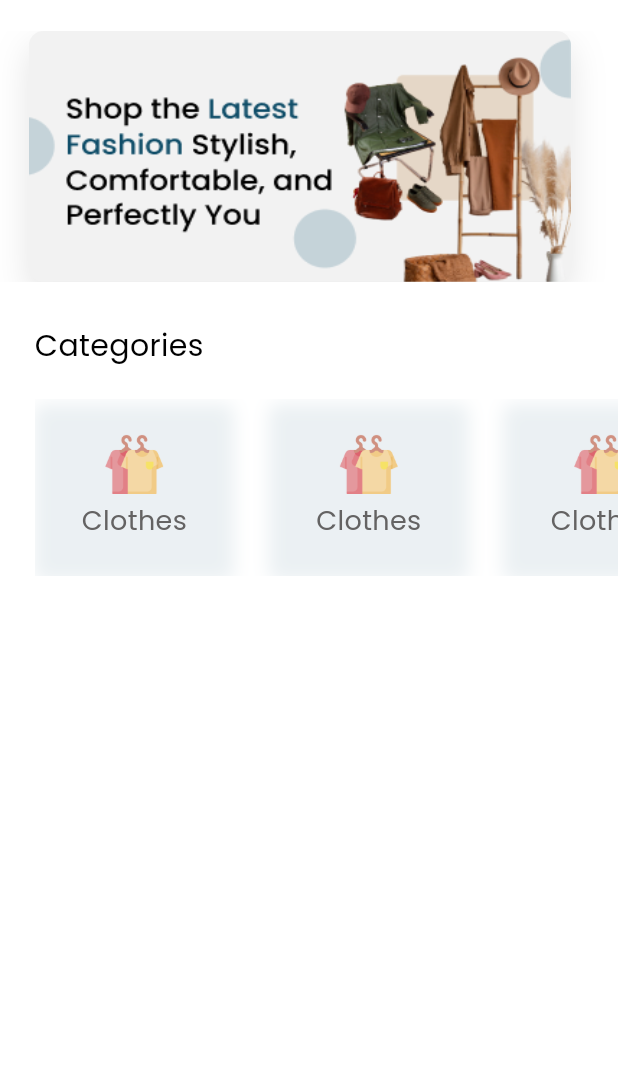
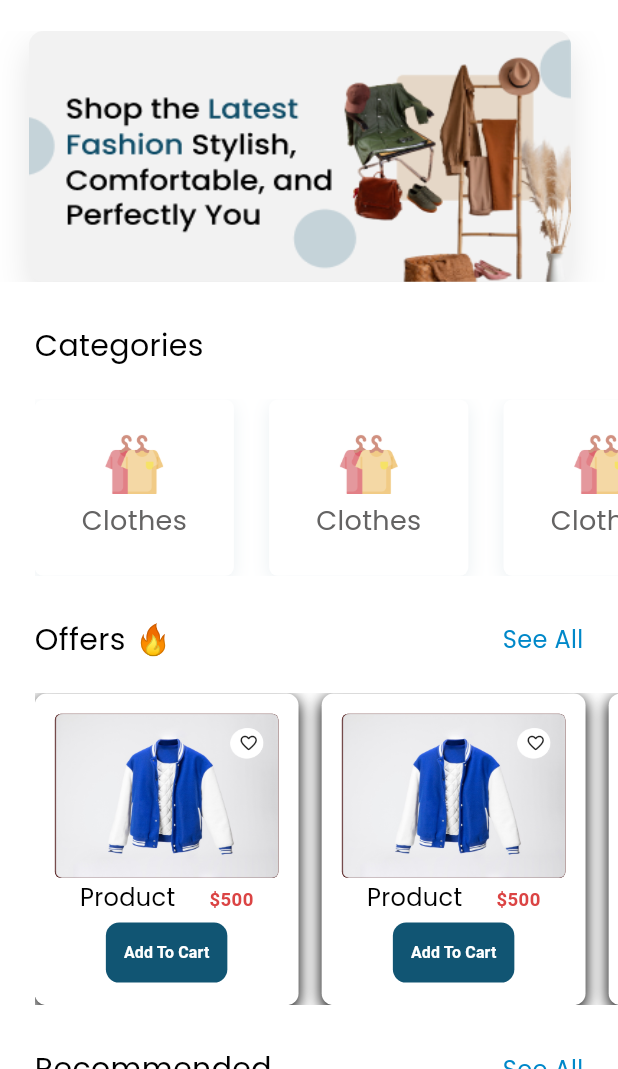
Before and after one commit to Omar20041223/G-Camp-e-commerce-app, a Flutter app: the screen it shows after launch, on a phone screen of 412 x 824 dp, the part 167-1236 px from its top. Run offline on Flutter 3.47's test engine with Material 3 defaults, Android fonts, the phone set to English and light mode, and no system bars; drawn by our look-alikes of carousel_slider; our stand-ins replace device_preview, flutter_animate, flutter_hooks, flutter_screenutil, flutter_svg, go_router and 1 more; project files that could hold a hidden picture were left out.

Commit message:
complete home view

```diff
--- a/lib/core/utils/app_styles.dart
+++ b/lib/core/utils/app_styles.dart
@@ -43,6 +43,10 @@ class AppStyles {
   );
   static final TextStyle w50020 = _w500.copyWith(
     fontSize: 20,
+    color: Colors.black,
+  );
+  static final TextStyle w50016 = _w500.copyWith(
+    fontSize: 16,
     color: Colors.black,
   );
 
--- a/lib/features/home/presentation/views/widgets/home_view_body.dart
+++ b/lib/features/home/presentation/views/widgets/home_view_body.dart
@@ -3,12 +3,14 @@ import 'package:flutter_screenutil/flutter_screenutil.dart';
 import 'package:luxira_app/features/home/presentation/views/widgets/home_view_app_bar.dart';
 import 'package:luxira_app/features/home/presentation/views/widgets/home_view_carousel_slider.dart';
 import 'package:luxira_app/features/home/presentation/views/widgets/home_view_categories.dart';
+import 'package:luxira_app/features/home/presentation/views/widgets/home_view_common_list_view.dart';
 class HomeViewBody extends StatelessWidget {
   const HomeViewBody({super.key});
 
   @override
   Widget build(BuildContext context) {
-    return Column(
+    return SingleChildScrollView(
+      child: Column(
         children: [
           24.verticalSpace,
           HomeViewAppBar(),
@@ -16,7 +18,16 @@ class HomeViewBody extends StatelessWidget {
           HomeViewCarouselSlider(),
           32.verticalSpace,
           HomeViewCategories(),
+          32.verticalSpace,
+          HomeViewCommonListView(title: "Offers 🔥",),
+          32.verticalSpace,
+          HomeViewCommonListView(title: 'Recommended',),
+          32.verticalSpace,
+          HomeViewCommonListView(title: 'Our products',),
+          32.verticalSpace,
+
         ],
+      ),
     );
   }
 }
--- a/lib/features/home/presentation/views/widgets/home_view_categories_item.dart
+++ b/lib/features/home/presentation/views/widgets/home_view_categories_item.dart
@@ -11,6 +11,7 @@ class HomeViewCategoriesItem extends StatelessWidget {
       width: 138.w,
       margin: EdgeInsets.only(right: 24.36.w),
       decoration: BoxDecoration(
+        color: Colors.white,
         borderRadius: BorderRadius.circular(6.5.r),
         boxShadow: [
            BoxShadow(
--- /dev/null
+++ b/lib/features/home/presentation/views/widgets/home_view_common_item.dart
@@ -0,0 +1,72 @@
+import 'package:flutter/material.dart';
+import 'package:flutter_screenutil/flutter_screenutil.dart';
+import 'package:luxira_app/core/utils/app_styles.dart';
+import 'package:luxira_app/core/widgets/custom_button.dart';
+
+class HomeViewCommonItem extends StatelessWidget {
+  const HomeViewCommonItem({super.key});
+
+  @override
+  Widget build(BuildContext context) {
+    return Container(
+      padding: EdgeInsets.all(13.46),
+      margin: EdgeInsets.only(right: 16.w),
+      decoration: BoxDecoration(
+          color: Colors.white,
+          borderRadius: BorderRadius.circular(9.r),
+          boxShadow: [
+            BoxShadow(
+                offset: Offset(0, 3.37), blurRadius: 8.08, color: Colors.black.withValues(alpha: 200))
+          ]),
+      child: Column(
+        children: [
+          Container(
+              width: 154.8.w,
+              height: 123.84.h,
+              decoration: BoxDecoration(
+                  color: Color(0xff480D0D),
+                  borderRadius: BorderRadius.circular(4.5.r),
+                  image: DecorationImage(
+                      image: AssetImage("assets/images/offers_image.png"),
+                      fit: BoxFit.fill)),
+              child: Padding(
+                padding: EdgeInsets.only(top: 11.0.h,right: 10.5.w),
+                child: Align(
+                  alignment: Alignment.topRight,
+                  child: Container(
+                    width: 22.r,
+                    height: 22.r,
+                    decoration: BoxDecoration(
+                        color: Colors.white, shape: BoxShape.circle),
+                    child: Icon(Icons.favorite_outline_rounded,size: 15.sp,),
+                  ),
+                ),
+              )),
+          2.verticalSpace,
+          Text.rich(
+            TextSpan(
+              text: "Product     ",
+              style: AppStyles.w50016,
+              children: [
+                TextSpan(
+                  text: "\$500",
+                  style: TextStyle(
+                    color: Color(0xffDB4444),
+                    fontWeight: FontWeight.w700,
+                    fontSize: 14.sp
+                  )
+                )
+              ]
+            ),
+          ),
+          CustomButton(text: "Add To Cart",textStyle: TextStyle(
+              color: Colors.white,
+              fontWeight: FontWeight.w700,
+              fontSize: 12.sp
+          ),),
+
+        ],
+      ),
+    );
+  }
+}
--- /dev/null
+++ b/lib/features/home/presentation/views/widgets/home_view_common_list_view.dart
@@ -0,0 +1,43 @@
+import 'package:flutter/material.dart';
+import 'package:flutter_screenutil/flutter_screenutil.dart';
+import 'package:luxira_app/features/home/presentation/views/widgets/home_view_common_item.dart';
+
+import '../../../../../core/utils/app_styles.dart';
+class HomeViewCommonListView extends StatelessWidget {
+  const HomeViewCommonListView({super.key, required this.title});
+  final String title;
+  @override
+  Widget build(BuildContext context) {
+    return  Padding(
+      padding: EdgeInsets.only(left: 24.w),
+      child: Column(
+        crossAxisAlignment: CrossAxisAlignment.start,
+        children: [
+          Row(
+            children: [
+              Text(
+                title,
+                style: AppStyles.w50020,
+              ),
+              Spacer(),
+              Text("See All",style: AppStyles.regular16.copyWith(color: Color(0xff0088C9)),),
+              24.horizontalSpace
+            ],
+          ),
+          24.verticalSpace,
+          SizedBox(
+            height: 235.h,
+            child: ListView.builder(
+              physics: BouncingScrollPhysics(),
+              scrollDirection: Axis.horizontal,
+              itemCount: 10,
+              itemBuilder: (BuildContext context, int index) {
+                return HomeViewCommonItem();
+              },
+            ),
+          ),
+        ],
+      ),
+    );
+  }
+}
```
Also changed, not shown: assets/images/offers_image.png (added). Lines whose indentation alone changed are shown as unchanged.
